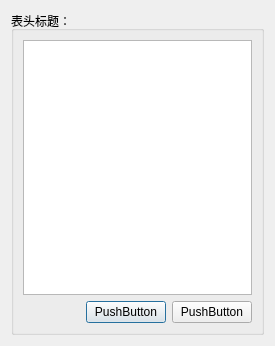
Above: src/Runtime/Series/o_ExQtCustomDialog/ExDlgSetHeaders.ui from StoneHappy/Qt-begin before the change. Below: the same form after it.
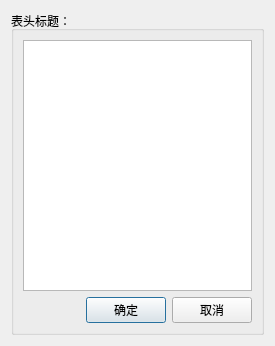
That is the form after the change. Icons and pictures are not drawn.

Commit message: ✨ feat: set header

The edit to the form file:
```diff
--- a/src/Runtime/Series/o_ExQtCustomDialog/ExDlgSetHeaders.ui
+++ b/src/Runtime/Series/o_ExQtCustomDialog/ExDlgSetHeaders.ui
@@ -41,14 +41,22 @@
         <item>
          <widget class="QPushButton" name="pushButton">
           <property name="text">
-           <string>PushButton</string>
+           <string>确定</string>
+          </property>
+          <property name="icon">
+           <iconset resource="../../../../resources/resources.qrc">
+            <normaloff>:/images/ExQtCustomDialog/Image005.png</normaloff>:/images/ExQtCustomDialog/Image005.png</iconset>
           </property>
          </widget>
         </item>
         <item>
          <widget class="QPushButton" name="pushButton_2">
           <property name="text">
-           <string>PushButton</string>
+           <string>取消</string>
+          </property>
+          <property name="icon">
+           <iconset resource="../../../../resources/resources.qrc">
+            <normaloff>:/images/ExQtCustomDialog/Image007.png</normaloff>:/images/ExQtCustomDialog/Image007.png</iconset>
           </property>
          </widget>
         </item>
```
Left out of the diff: 43 changed lines with no effect on the pictures. The commit also changes 4 other files.
